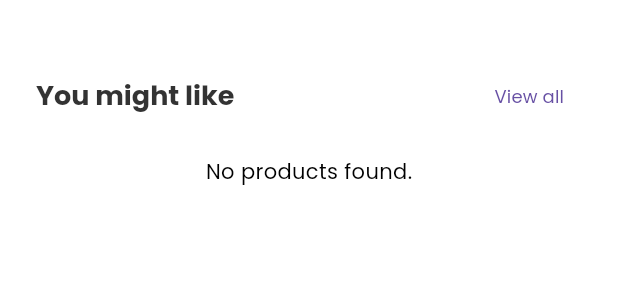
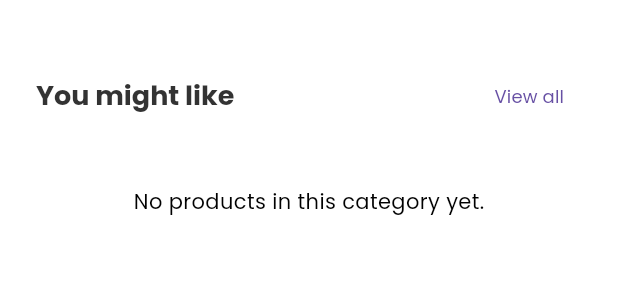
Before and after one commit to gimres-dev/waven-luxury-store, a Flutter app: the TCategoryTab widget shown alone on an empty page, opened directly with empty values, on a phone screen of 412 x 824 dp. Shown: the top 300 px of the screen. Run offline on Flutter 3.47's test engine with Material 3 defaults, Android fonts, the phone set to English and light mode, and no system bars; our stand-ins replace cloud_firestore, connectivity_plus, firebase_auth, firebase_core, flutter_rating_bar, get and 7 more; missing offline and left inert: carousel_slider_plus; accounts and stored records are empty.

Commit message:
Updated project files

```diff
--- a/lib/features/shop/screens/store/store.dart
+++ b/lib/features/shop/screens/store/store.dart
@@ -8,6 +8,7 @@ import 'package:t_store/common/widgets/products/cart/cart_menu_icon.dart';
 import 'package:t_store/common/widgets/texts/section_heading.dart';
 import 'package:t_store/features/shop/controllers/brand_controller.dart';
 import 'package:t_store/features/shop/controllers/category_controller.dart';
+import 'package:t_store/features/shop/screens/brand/brand_products.dart';
 import 'package:t_store/features/shop/screens/store/widgets/category_tab.dart';
 import 'package:t_store/utils/constants/colors.dart';
 import 'package:t_store/utils/constants/sizes.dart';
@@ -73,7 +74,6 @@ class StoreScreen extends StatelessWidget {
                             title: 'Featured Brands', onPressed: () {}),
                         const SizedBox(height: TSizes.spaceBtwItems / 1.5),
 
-                        // ✅ Real brands from Firebase
                         Obx(() {
                           if (brandController.isLoading.value) {
                             return const SizedBox(
@@ -93,6 +93,10 @@ class StoreScreen extends StatelessWidget {
                             itemBuilder: (_, index) => TBrandCard(
                               showBorder: true,
                               brand: brandController.featuredBrands[index],
+                              // ✅ Added onTap
+                              onTap: () => Get.to(() => BrandProductsScreen(
+                                brand: brandController.featuredBrands[index],
+                              )),
                             ),
                           );
                         }),
--- a/lib/features/shop/screens/store/widgets/category_tab.dart
+++ b/lib/features/shop/screens/store/widgets/category_tab.dart
@@ -35,9 +35,19 @@ class TCategoryTab extends StatelessWidget {
                 if (productController.isLoading.value) {
                   return const Center(child: CircularProgressIndicator());
                 }
-                final products = productController.featuredProducts;
+
+                // ✅ Filter products by this category's ID
+                final products = productController.featuredProducts
+                    .where((p) => p.categoryId == category.id)
+                    .toList();
+
                 if (products.isEmpty) {
-                  return const Center(child: Text('No products found.'));
+                  return const Center(
+                    child: Padding(
+                      padding: EdgeInsets.all(20),
+                      child: Text('No products in this category yet.'),
+                    ),
+                  );
                 }
                 return TGridLayout(
                   itemCount: products.length,
@@ -45,7 +55,8 @@ class TCategoryTab extends StatelessWidget {
                     final product = products[index];
                     return TProductCardVertical(
                       product: product,
-                      onTap: () => Get.to(() => ProductDetailScreen(product: product)),
+                      onTap: () => Get.to(
+                          () => ProductDetailScreen(product: product)),
                     );
                   },
                 );
```
Also changed, not shown: assets/images/animations/72462-check-register.json (+1 -1 lines), lib/features/shop/screens/brand/brand_products.dart (added, +84 -0 lines), lib/features/shop/controllers/order_controller.dart (line endings or trailing spaces), 1 other file.
